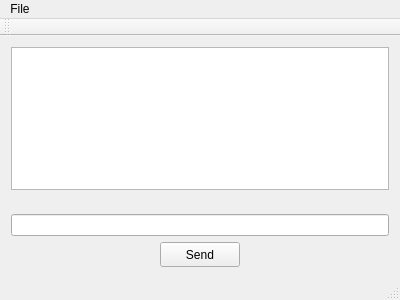
The window that UDP_test/Client_v.0.1/Client/client.ui (Real32/Raspberry_PI2) describes before a commit, drawn with Qt 5.
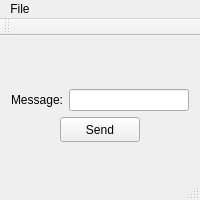
The same window after the commit.

Commit message:
UDP server/client
Tested with IP address :+1:
On two machines by wifi translation.

```diff
--- a/UDP_test/Client_v.0.1/Client/client.ui
+++ b/UDP_test/Client_v.0.1/Client/client.ui
@@ -6,8 +6,8 @@
    <rect>
     <x>0</x>
     <y>0</y>
-    <width>400</width>
-    <height>300</height>
+    <width>200</width>
+    <height>200</height>
    </rect>
   </property>
   <property name="sizePolicy">
@@ -25,23 +25,7 @@
      <layout class="QGridLayout" name="gridLayout_3">
       <item row="0" column="0">
        <layout class="QGridLayout" name="gridLayout">
-        <item row="0" column="0">
-         <widget class="QTextEdit" name="textEdit">
-          <property name="enabled">
-           <bool>true</bool>
-          </property>
-          <property name="undoRedoEnabled">
-           <bool>true</bool>
-          </property>
-          <property name="acceptRichText">
-           <bool>true</bool>
-          </property>
-          <property name="textInteractionFlags">
-           <set>Qt::TextEditorInteraction</set>
-          </property>
-         </widget>
-        </item>
-        <item row="1" column="0">
+        <item row="0" column="1">
          <spacer name="verticalSpacer">
           <property name="orientation">
            <enum>Qt::Vertical</enum>
@@ -57,9 +41,16 @@
           </property>
          </spacer>
         </item>
-        <item row="2" column="0">
+        <item row="1" column="1">
          <widget class="QLineEdit" name="Message_lineEdit"/>
         </item>
+        <item row="1" column="0">
+         <widget class="QLabel" name="label">
+          <property name="text">
+           <string>Message:</string>
+          </property>
+         </widget>
+        </item>
        </layout>
       </item>
       <item row="1" column="0">
@@ -120,7 +111,7 @@
     <rect>
      <x>0</x>
      <y>0</y>
-     <width>400</width>
+     <width>200</width>
      <height>21</height>
     </rect>
    </property>
```
Left out of the diff: 6 changed lines with no effect on the pictures. The commit also changes 5 other files.
